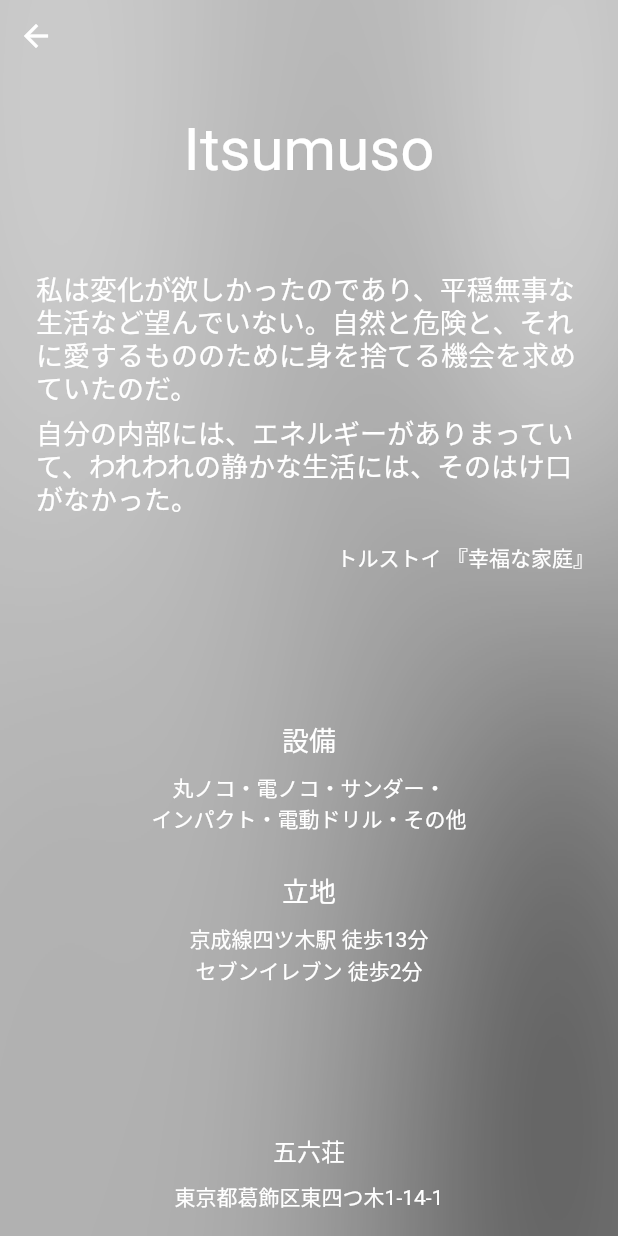
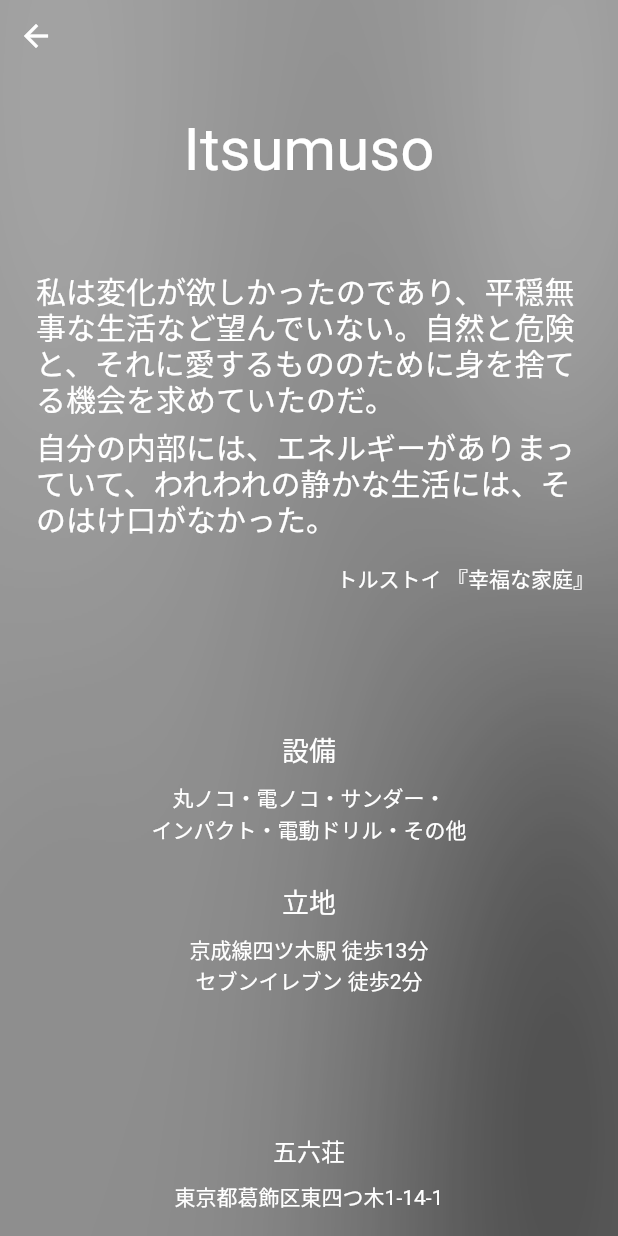
Before and after one commit to HiroyukiTamura/yotsugi, a Flutter app: the screen it shows after launch, after a tap on "about", on a phone screen of 412 x 824 dp. Run offline on Flutter 3.47's test engine with Material 2 defaults, Android fonts, the phone set to English and light mode, and no system bars; our stand-ins replace cached_network_image, cloud_firestore, dio, firebase_core, firebase_crashlytics, firebase_storage and 8 more; missing offline and left inert: firebase, linked_scroll_controller; accounts and stored records are empty; network calls fail; Roboto replaces fonts that are missing (SHINGO).

Commit message:
Web用に背景用ビデオを追加

```diff
--- /dev/null
+++ b/lib/common/back_movie_state.dart
@@ -0,0 +1,76 @@
+import 'package:flutter/cupertino.dart';
+import 'package:flutter/foundation.dart';
+import 'package:flutter/material.dart';
+import 'package:video_player/video_player.dart';
+
+@protected
+abstract class BackMovieState<T extends StatefulWidget> extends State<T> {
+  @protected
+  Future<void> playVideoFuture;
+  @protected
+  VideoPlayerController vpc;
+
+  @override
+  void initState() {
+    super.initState();
+    vpc = VideoPlayerController.asset('video/roadmap_bg.mp4');
+    playVideoFuture = _playVideo();
+  }
+
+  @override
+  void dispose() {
+    super.dispose();
+    vpc.dispose();
+  }
+
+  Future<void> _playVideo() async {
+    await vpc.initialize();
+    await vpc.setLooping(true);
+    await vpc.setVolume(0);
+    await vpc.play();
+  }
+
+  @protected
+  List<Widget> backGround({double videoShadowOpacity = 0}) => kIsWeb
+      ? [
+          FutureBuilder<void>(
+              future: playVideoFuture,
+              builder: (context, snapshot) => vpc.value.initialized
+                  ? Stack(
+                      children: [
+                        SizedBox.expand(
+                          child: FittedBox(
+                            fit: BoxFit.cover,
+                            child: SizedBox(
+                              width: vpc.value.size?.width ?? 0,
+                              height: vpc.value.size?.height ?? 0,
+                              child: VideoPlayer(vpc),
+                            ),
+                          ),
+                        ),
+                        if (videoShadowOpacity != 0)
+                          Container(
+                            height: double.infinity,
+                            width: double.infinity,
+                            color: Colors.black.withOpacity(videoShadowOpacity),
+                          )
+                      ],
+                    )
+                  : const SizedBox()),
+        ]
+      : [
+          SizedBox.expand(
+            child: FittedBox(
+              fit: BoxFit.fill,
+              child: Image.asset(
+                'assets/shadow.png',
+              ),
+            ),
+          ),
+          Container(
+            height: double.infinity,
+            width: double.infinity,
+            color: Colors.black.withOpacity(.2),
+          )
+        ];
+}
--- a/lib/screen_about/screen_about.dart
+++ b/lib/screen_about/screen_about.dart
@@ -1,6 +1,8 @@
 import 'package:flutter/cupertino.dart';
 import 'package:flutter/foundation.dart';
 import 'package:flutter/material.dart';
+import 'package:video_player/video_player.dart';
+import 'package:yotsugi/common/back_movie_state.dart';
 import 'package:yotsugi/statics.dart';
 import 'package:yotsugi/strings.dart';
 import 'package:yotsugi/styles.dart';
@@ -10,7 +12,8 @@ class ScreenAbout extends StatefulWidget {
   State<StatefulWidget> createState() => _ScreenAboutState();
 }
 
-class _ScreenAboutState extends State<ScreenAbout> {
+class _ScreenAboutState extends BackMovieState<ScreenAbout> {
+
   @override
   Widget build(BuildContext context) => LayoutBuilder(
         builder: (context, boxConstrains) {
@@ -19,14 +22,7 @@ class _ScreenAboutState extends State<ScreenAbout> {
             child: Scaffold(
               body: Stack(
                 children: [
-                SizedBox.expand(
-                  child: FittedBox(
-                    fit: BoxFit.fill,
-                    child: Image.asset(
-                      'assets/shadow.png',
-                    ),
-                  ),
-                ),
+                  ...backGround(),
                   Container(
                     height: double.infinity,
                     width: double.infinity,
@@ -45,7 +41,6 @@ class _ScreenAboutState extends State<ScreenAbout> {
           );
         },
       );
-
 
   Widget _contentWidget(bool scrollable) {
     final children = [
@@ -126,18 +121,21 @@ class _Intro extends StatelessWidget {
   final String string;
 
   @override
-  Widget build(BuildContext context) => Padding(
+  Widget build(BuildContext context) {
+    double fontSize = MediaQuery.of(context).size.height > BreakPoints.W720 ? 20: 18;
+    return Padding(
         padding: const EdgeInsets.symmetric(horizontal: 8),
         child: Text(
           string,
-          style: const TextStyle(
+          style: TextStyle(
               height: 1.2,
-              fontSize: 18,
+              fontSize: fontSize,
               fontFamily: Styles.FONT_SANS,
               fontWeight: FontWeight.w500,
               color: Colors.white),
         ),
       );
+  }
 }
 
 class _IntroReference extends StatelessWidget {
--- a/pubspec.yaml
+++ b/pubspec.yaml
@@ -46,6 +46,7 @@ dependencies:
   uuid: ^2.2.2
   fluttertoast: ^7.0.4
   firebase: ^7.3.0
+  video_player: ^0.10.12+2
 
   # The following adds the Cupertino Icons font to your application.
   # Use with the CupertinoIcons class for iOS style icons.
@@ -75,6 +76,7 @@ flutter:
     - assets/err_robot.svg
     - assets/maps_flags.png
     - assets/map_style.json
+    - video/roadmap_bg.mp4
 
   # An image asset can refer to one or more resolution-specific "variants", see
   # https://flutter.dev/assets-and-images/#resolution-aware.
```
Also changed, not shown: lib/screen_layout/screen_layout.dart (+8 -17 lines), lib/screen_roadmap/screen_roadmap.dart (+23 -19 lines), 1 other file. Lines whose indentation alone changed are shown as unchanged.
